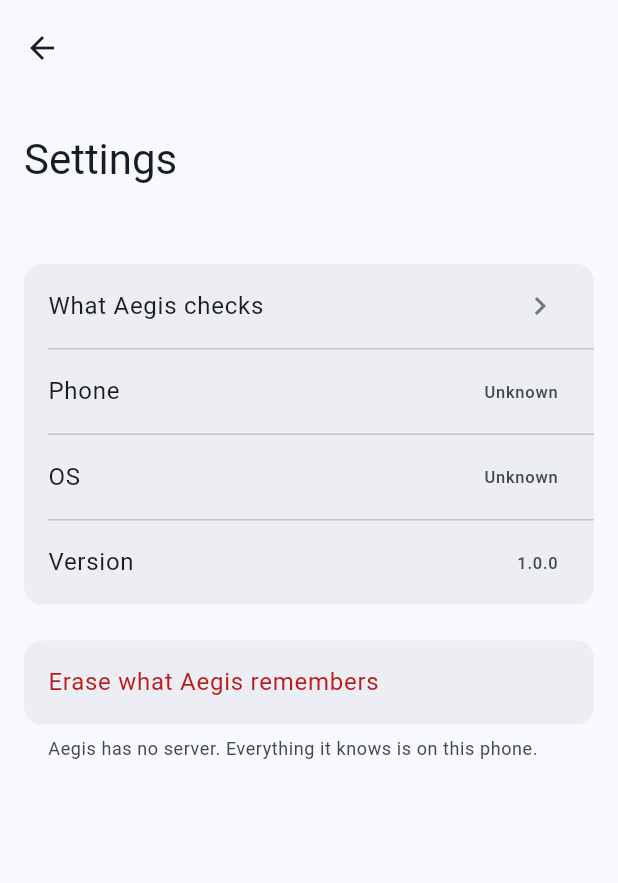
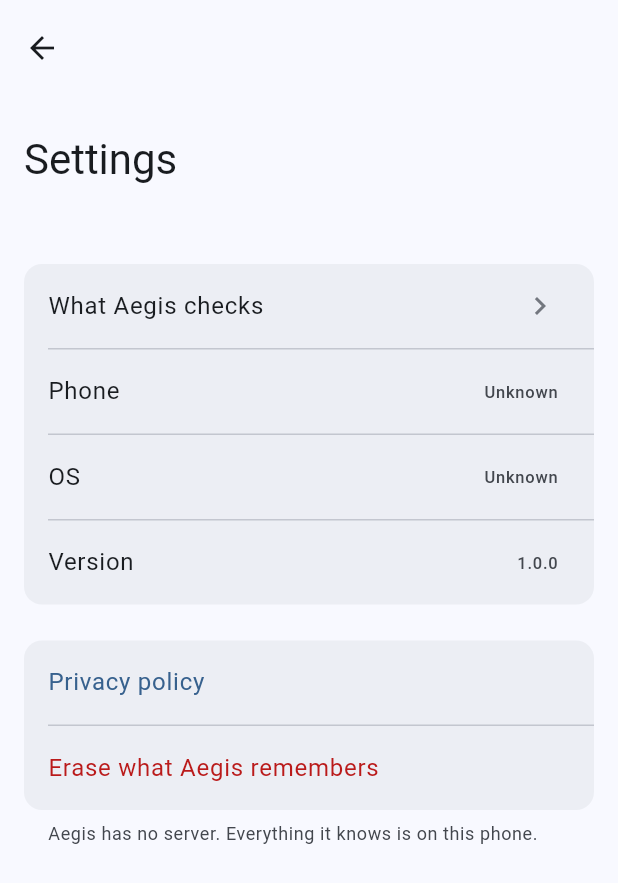
Before and after one commit to Mulhimfy/aegis, a Flutter app: the screen it shows after launch, after a tap on "Check this phone", after a tap on the "settings" icon, on a phone screen of 412 x 824 dp. Shown: the top 883 px of the screen. Run offline on Flutter 3.47's test engine with Material 3 defaults, Android fonts, the phone set to English and light mode, and no system bars; drawn by our look-alikes of dynamic_color; our stand-ins replace app_links, package_info_plus, share_plus, shared_preferences.

Commit message:
Link the privacy policy from Settings
App Store Review 5.1.1(i) requires the policy in two places: the store
listing and somewhere reachable inside the app. It sits above the erase
row, under the footer that already explains there is no server.

Co-Authored-By: Claude Opus 5 (1M context) <noreply@anthropic.com>

```diff
--- a/lib/features/settings/settings_page.dart
+++ b/lib/features/settings/settings_page.dart
@@ -1,6 +1,7 @@
 import 'package:flutter/cupertino.dart';
 import 'package:flutter/material.dart';
 import 'package:package_info_plus/package_info_plus.dart';
+import 'package:url_launcher/url_launcher.dart';
 
 import '../../core/app_scope.dart';
 import '../../core/design/adaptive.dart';
@@ -8,6 +9,12 @@ import '../../core/design/semantic_colors.dart';
 import '../../core/design/tokens.dart';
 import '../../domain/catalog.dart';
 import '../../domain/check.dart';
+
+/// The policy, served from the repo's GitHub Pages site.
+///
+/// App Store Review 5.1.1(i) wants this link in two places: the App Store
+/// listing and somewhere reachable inside the app. Settings is the second one.
+const privacyPolicyUrl = 'https://mulhimfy.github.io/aegis/privacy.html';
 
 /// Settings.
 ///
@@ -93,6 +100,14 @@ class _SettingsPageState extends State<SettingsPage> {
             footer: 'Aegis has no server. Everything it knows is on this phone.',
             children: [
               AdaptiveRow(
+                title: 'Privacy policy',
+                titleColor: context.colors.accent,
+                onTap: () => launchUrl(
+                  Uri.parse(privacyPolicyUrl),
+                  mode: LaunchMode.externalApplication,
+                ),
+              ),
+              AdaptiveRow(
                 title: 'Erase what Aegis remembers',
                 titleColor: context.colors.critical,
                 onTap: _erase,
```
